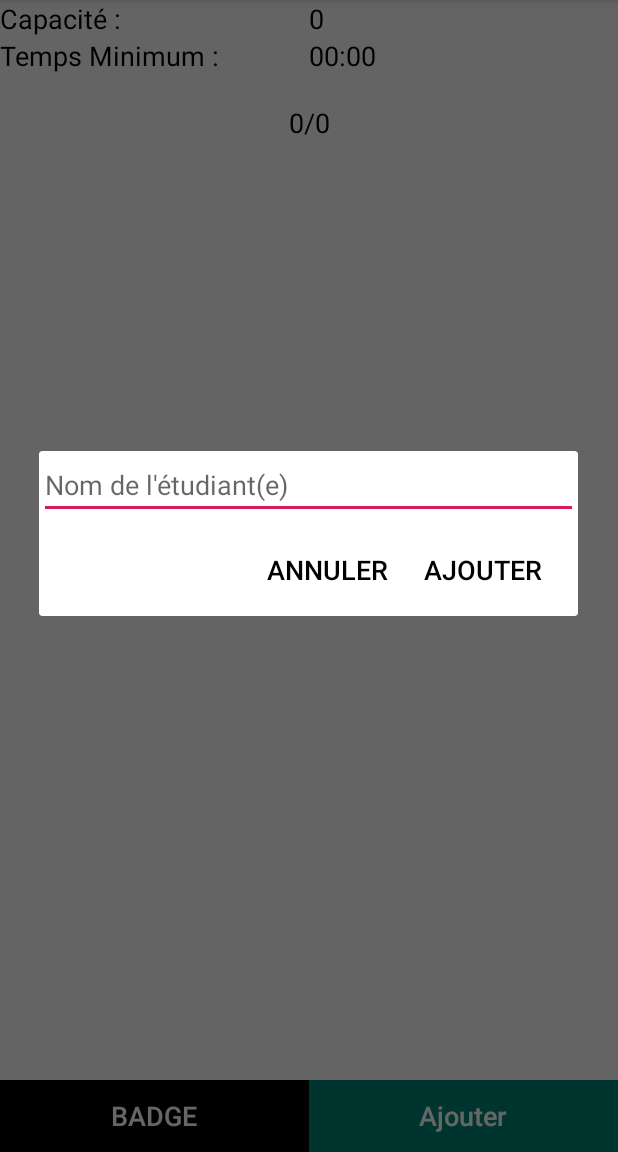
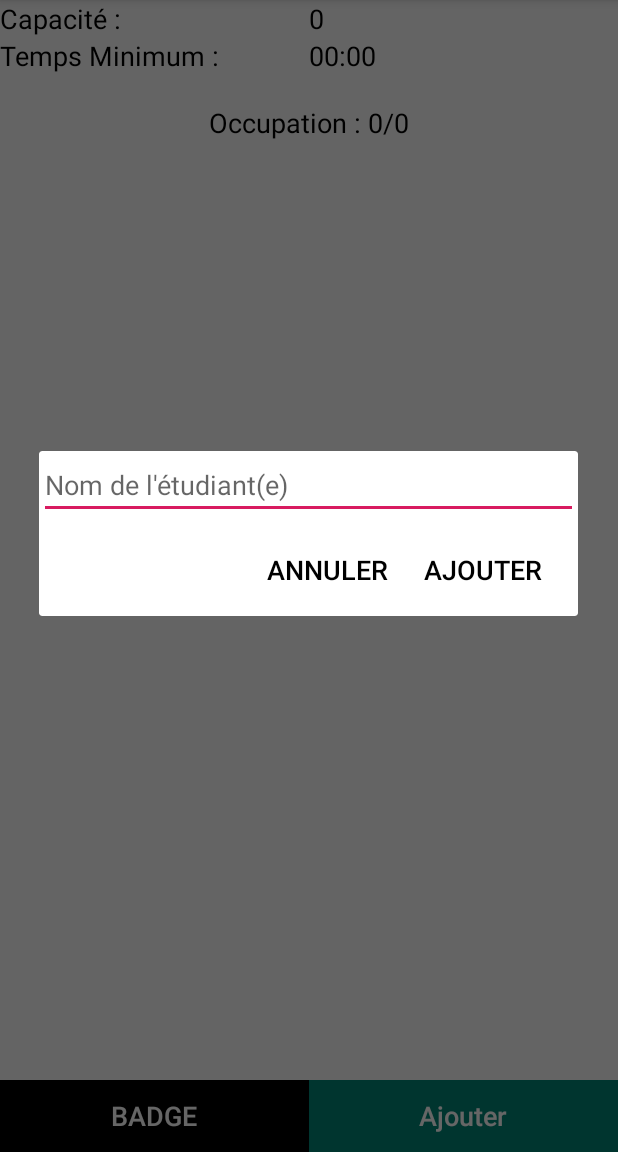
Before and after one commit to jderamaix/Projet_SUAPS_Android, an Android app: the screen it shows after launch (MainActivity), after a tap on "Ajouter", on a phone screen of 412 x 824 dp, the part 84-1236 px from its top. Run offline under Robolectric (Android 15) with nearby library versions, the phone set to English and light mode, and no system bars; network calls fail; 2 statements that could not run were skipped.

Commit message:
Affichage d'occupation plus explicite

```diff
--- a/app/src/main/res/values/strings.xml
+++ b/app/src/main/res/values/strings.xml
@@ -6,8 +6,8 @@
     <string name="etiquetteTempsMinimum">Temps Minimum : </string>
     <string name="affichageTemps">%02d:%02d</string>
     <string name="affichageTempsBidon">00:00</string>
-    <string name="affichageOccupation">%d/%d</string>
-    <string name="affichageOccupationBidon">0/0</string>
+    <string name="affichageOccupation">Occupation : %d/%d</string>
+    <string name="affichageOccupationBidon">Occupation : 0/0</string>
     <string name="etiquetteBoutonAjout">Ajouter</string>
     <string name="etiquetteBoutonBadge">BADGE</string>
     <string name="etiquetteAjoutAjouter">Ajouter</string>
```
